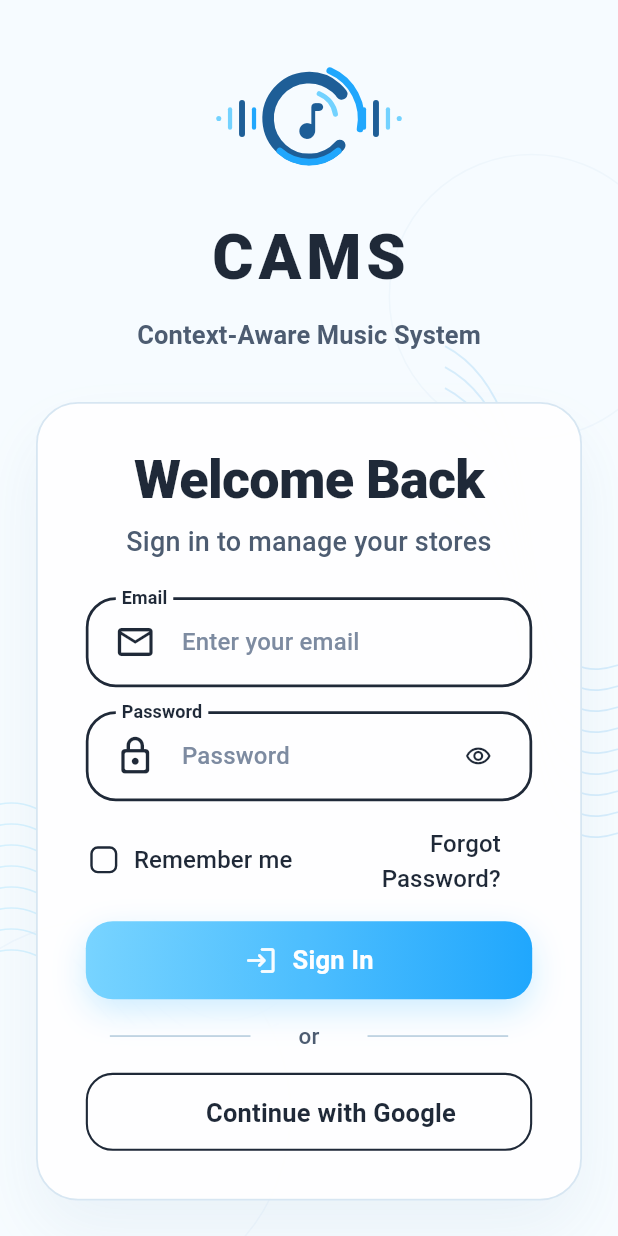
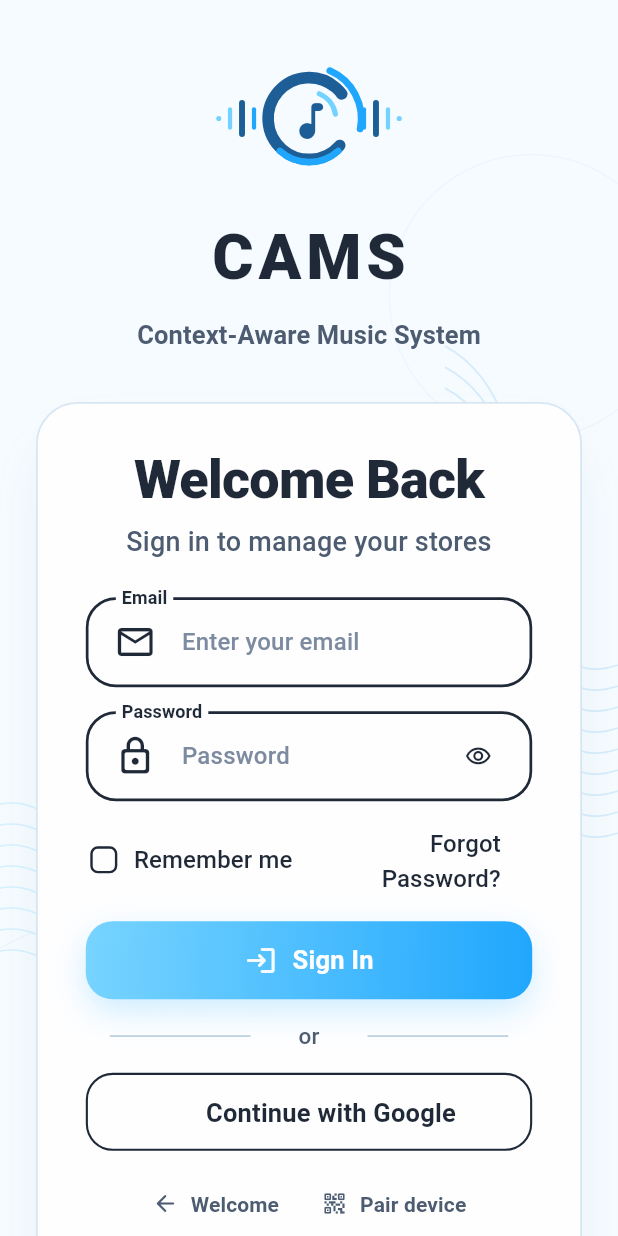
Before and after one commit to khoatq201/SEP490_ContextAwareMusic_MobileVersion, a Flutter app: the screen it shows after launch, after a tap on "Log in", on a phone screen of 412 x 824 dp. Run offline on Flutter 3.47's test engine with Material 3 defaults, Android fonts, the phone set to English and light mode, and no system bars; our stand-ins replace audio_service, connectivity_plus, cookie_jar, dartz, device_info_plus, dio and 18 more; missing offline and left inert: audio_session, mqtt_client, signalr_netcore; accounts and stored records are empty; network calls fail; statements that could not run were skipped; project files that could hold a hidden picture were left out.

Commit message:
fix cannot route to welcome page after unpair and add pair button and register in login screen

```diff
--- a/lib/features/auth/presentation/pages/login_page_v2.dart
+++ b/lib/features/auth/presentation/pages/login_page_v2.dart
@@ -313,6 +313,8 @@ class _LoginPageV2State extends State<LoginPageV2>
           ),
           const SizedBox(height: 14),
           _buildGoogleSignInButton(isDark),
+          const SizedBox(height: 18),
+          _buildAuthNavigationLinks(isDark),
         ],
       ),
     );
@@ -527,6 +529,114 @@ class _LoginPageV2State extends State<LoginPageV2>
         },
         icon: const _GoogleIcon(),
         label: const Text('Continue with Google'),
+      ),
+    );
+  }
+
+  Widget _buildAuthNavigationLinks(bool isDark) {
+    final accentColor =
+        isDark ? AppColors.primaryCyan : AppColors.primaryOrange;
+    final mutedColor =
+        isDark ? AppColors.textDarkSecondary : AppColors.textSecondary;
+    final textColor =
+        isDark ? AppColors.textDarkPrimary : AppColors.textPrimary;
+
+    return Column(
+      children: [
+        Wrap(
+          alignment: WrapAlignment.center,
+          spacing: 8,
+          runSpacing: 4,
+          children: [
+            TextButton.icon(
+              key: const ValueKey('login_back_welcome_button'),
+              style: TextButton.styleFrom(
+                foregroundColor: mutedColor,
+                padding:
+                    const EdgeInsets.symmetric(horizontal: 10, vertical: 6),
+                minimumSize: const Size(0, 34),
+                tapTargetSize: MaterialTapTargetSize.shrinkWrap,
+              ),
+              onPressed: () => context.go('/welcome'),
+              icon: const Icon(Icons.arrow_back_rounded, size: 18),
+              label: Text(
+                'Welcome',
+                style: AppTypography.titleSmall.copyWith(
+                  fontSize: 14,
+                  fontWeight: FontWeight.w600,
+                  color: mutedColor,
+                ),
+              ),
+            ),
+            TextButton.icon(
+              key: const ValueKey('login_pair_device_button'),
+              style: TextButton.styleFrom(
+                foregroundColor: mutedColor,
+                padding:
+                    const EdgeInsets.symmetric(horizontal: 10, vertical: 6),
+                minimumSize: const Size(0, 34),
+                tapTargetSize: MaterialTapTargetSize.shrinkWrap,
+              ),
+              onPressed: () => context.push('/pair-device'),
+              icon: const Icon(Icons.qr_code_2_rounded, size: 18),
+              label: Text(
+                'Pair device',
+                style: AppTypography.titleSmall.copyWith(
+                  fontSize: 14,
+                  fontWeight: FontWeight.w600,
+                  color: mutedColor,
+                ),
+              ),
+            ),
+          ],
+        ),
+        const SizedBox(height: 6),
+        Wrap(
+          alignment: WrapAlignment.center,
+          crossAxisAlignment: WrapCrossAlignment.center,
+          spacing: 2,
+          runSpacing: 2,
+          children: [
+            Text(
+              "Don't have an account?",
+              style: AppTypography.titleSmall.copyWith(
+                fontSize: 14,
+                fontWeight: FontWeight.w500,
+                color: textColor,
+              ),
+            ),
+            TextButton(
+              key: const ValueKey('login_signup_button'),
+              style: TextButton.styleFrom(
+                foregroundColor: accentColor,
+                padding: const EdgeInsets.symmetric(horizontal: 6, vertical: 4),
+                minimumSize: const Size(0, 30),
+                tapTargetSize: MaterialTapTargetSize.shrinkWrap,
+              ),
+              onPressed: _showRegistrationComingSoon,
+              child: Text(
+                'Sign up',
+                style: AppTypography.titleSmall.copyWith(
+                  fontSize: 14,
+                  fontWeight: FontWeight.w700,
+                  color: accentColor,
+                ),
+              ),
+            ),
+          ],
+        ),
+      ],
+    );
+  }
+
+  void _showRegistrationComingSoon() {
+    ScaffoldMessenger.of(context).showSnackBar(
+      SnackBar(
+        content: const Text('Registration portal coming soon!'),
+        behavior: SnackBarBehavior.floating,
+        shape: RoundedRectangleBorder(
+          borderRadius: BorderRadius.circular(AppDimensions.radiusMd),
+        ),
       ),
     );
   }
--- a/lib/features/device_pairing/presentation/pages/device_pairing_page.dart
+++ b/lib/features/device_pairing/presentation/pages/device_pairing_page.dart
@@ -28,6 +28,15 @@ class DevicePairingPage extends StatefulWidget {
 class _DevicePairingPageState extends State<DevicePairingPage> {
   final _pairCodeController = TextEditingController();
   bool _isPairing = false;
+
+  void _navigateBack() {
+    final router = GoRouter.of(context);
+    if (router.canPop()) {
+      router.pop();
+    } else {
+      context.go('/welcome');
+    }
+  }
 
   Future<void> _onPairPressed() async {
     final code = _pairCodeController.text.trim();
@@ -77,14 +86,21 @@ class _DevicePairingPageState extends State<DevicePairingPage> {
     final primaryColor =
         isDark ? AppColors.primaryCyan : AppColors.primaryOrange;
 
-    return Scaffold(
+    return PopScope(
+      canPop: false,
+      onPopInvokedWithResult: (didPop, result) async {
+        if (didPop) return;
+        _navigateBack();
+      },
+      child: Scaffold(
         backgroundColor: backgroundColor,
         appBar: AppBar(
           backgroundColor: Colors.transparent,
           elevation: 0,
           leading: IconButton(
+            tooltip: 'Back',
             icon: Icon(Icons.arrow_back_ios_new, color: textColorPrimary),
-          onPressed: () => context.pop(),
+            onPressed: _navigateBack,
           ),
         ),
         body: BlocListener<DevicePairingBloc, DevicePairingState>(
@@ -152,7 +168,8 @@ class _DevicePairingPageState extends State<DevicePairingPage> {
                       ),
                       child: ConstrainedBox(
                         constraints: BoxConstraints(
-                        minHeight: contentMinHeight > 0 ? contentMinHeight : 0,
+                          minHeight:
+                              contentMinHeight > 0 ? contentMinHeight : 0,
                         ),
                         child: IntrinsicHeight(
                           child: Column(
@@ -270,6 +287,7 @@ class _DevicePairingPageState extends State<DevicePairingPage> {
             },
           ),
         ),
+      ),
     );
   }
 }
```
Lines whose indentation alone changed are shown as unchanged.
